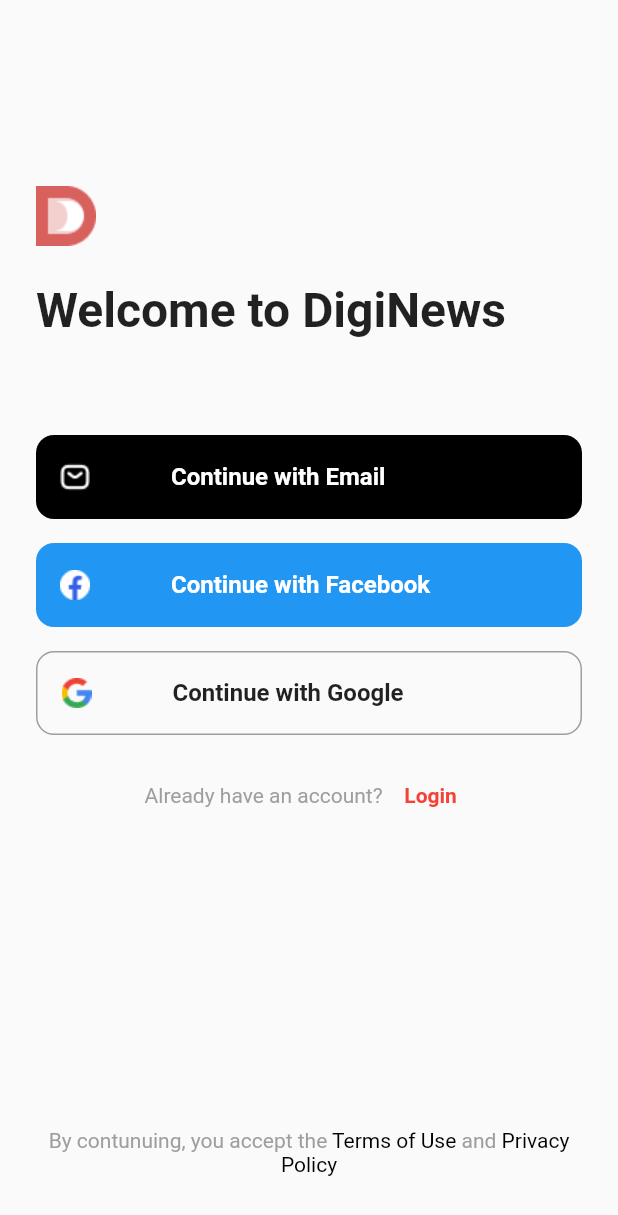
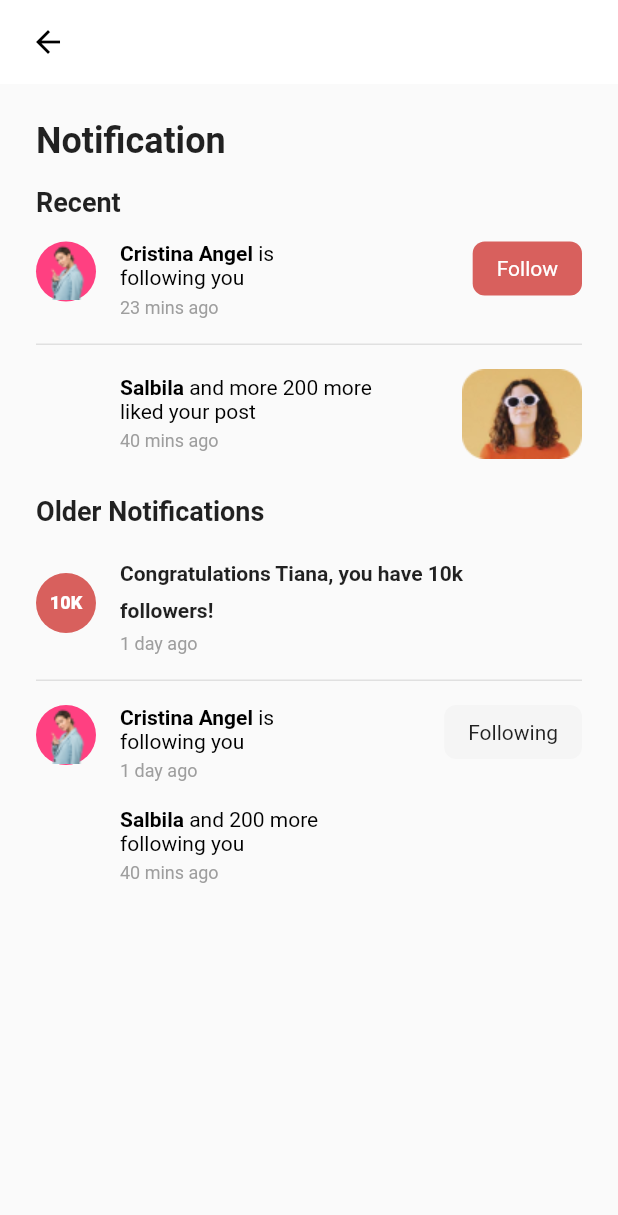
Before and after one commit to ZayniddinMamarasulov/DigiNews, a Flutter app: the screen it shows after launch, on a phone screen of 412 x 824 dp. Shown: the top 1215 px of the screen. Run offline on Flutter 3.47's test engine with Material 2 defaults, Android fonts, the phone set to English and light mode, and no system bars; our stand-ins replace bouncing_widget.

Commit message:
last task is almost completed.

```diff
--- a/lib/colors.dart
+++ b/lib/colors.dart
@@ -5,4 +5,5 @@
   static Color white = const Color(0xFFE5E5E5);
   static Color textColor = const Color(0xFF7A7A7A);
   static Color avatarBg = const Color(0xFFF5F5F5);
+  static Color buttonColor = const Color(0xFFD8605D);
 }
--- a/lib/main.dart
+++ b/lib/main.dart
@@ -2,6 +2,7 @@
 import 'package:news_app/screens/auth_page.dart';
 import 'package:news_app/screens/forgot_password.dart';
 import 'package:news_app/screens/home_page.dart';
+import 'package:news_app/screens/notification_page.dart';
 import 'package:news_app/screens/sign_up.dart';
 import 'package:news_app/screens/login_page.dart';
 void main() {
@@ -15,7 +16,7 @@
   Widget build(BuildContext context) {
     return const MaterialApp(
       title: "News App",
-      home: AuthPage()
+      home: NotificatinPage()
     );
   }
 }
--- a/lib/screens/forgot_password.dart
+++ b/lib/screens/forgot_password.dart
@@ -73,7 +73,7 @@
                             fontSize: 16,
                              fontWeight: FontWeight.w700,
                           ),),
-                          SizedBox(height: 4,),
+                           SizedBox(height: 4,),
                           Text('Send to your email',style: TextStyle(
                             fontSize: 16,
                              fontWeight: FontWeight.w400,
@@ -88,7 +88,7 @@
 
               ),
             ),
-            SizedBox(height: 24,),
+            const SizedBox(height: 24,),
 
             InkWell(
               child: Container(
--- /dev/null
+++ b/lib/screens/main_page.dart
@@ -0,0 +1,17 @@
+import 'package:flutter/material.dart';
+
+
+class MainPage extends StatefulWidget {
+  const MainPage({Key? key}) : super(key: key);
+
+  @override
+  _MainPageState createState() => _MainPageState();
+}
+
+
+class _MainPageState extends State<MainPage> {
+  @override
+  Widget build(BuildContext context) {
+    return Container();
+  }
+}
--- /dev/null
+++ b/lib/screens/notification_page.dart
@@ -0,0 +1,352 @@
+import 'package:flutter/material.dart';
+import 'package:news_app/colors.dart';
+
+
+class NotificatinPage extends StatefulWidget {
+  const NotificatinPage({Key? key}) : super(key: key);
+
+  @override
+  _NotificatinPageState createState() => _NotificatinPageState();
+}
+
+class _NotificatinPageState extends State<NotificatinPage> {
+  @override
+  Widget build(BuildContext context) {
+    return Scaffold(
+      appBar: AppBar(
+        backgroundColor: Colors.white,
+        elevation: 0,
+        leading: Row(
+          children: [
+            const SizedBox(width: 8,),
+            IconButton(
+              icon: const Icon(Icons.arrow_back, color: Colors.black,),
+              onPressed: ()=>{},
+            ),
+          ],
+        ),
+      ),
+      body: SingleChildScrollView(
+        child: Padding(
+          padding: const EdgeInsets.all(24.0),
+          child: Column(
+            crossAxisAlignment: CrossAxisAlignment.start,
+            children: const [
+              Text("Notification", style: TextStyle(
+                fontSize: 24, fontWeight: FontWeight.w700
+              ),),
+              SizedBox(height: 16,),
+              Text("Recent", style: TextStyle(
+                  fontSize: 18, fontWeight: FontWeight.w700
+              ),),
+              SizedBox(height: 16,),
+              FollowingMassage(),
+              SizedBox(height: 16,),
+              Line(),
+              SizedBox(height: 16,),
+              LikedMassage(),
+              SizedBox(height: 24,),
+              Text('Older Notifications', style: TextStyle(
+                fontWeight: FontWeight.w700,
+                fontSize: 18,
+              ),),
+              SizedBox(height: 16,),
+              Congrats(),
+              SizedBox(height: 16,),
+              Line(),
+              SizedBox(height: 16,),
+              FollowedMassage(),
+              SizedBox(height: 16,),
+              FollowingMassages(),
+            ],
+          ),
+        ),
+      ),
+
+    );
+  }
+}
+
+
+class FollowingMassage extends StatelessWidget {
+  const FollowingMassage({Key? key}) : super(key: key);
+
+  @override
+  Widget build(BuildContext context) {
+    String name;
+    int time;
+    name = 'Cristina Angel';
+    time=23;
+
+    return Row(
+      crossAxisAlignment: CrossAxisAlignment.start,
+      children: [
+        CircleAvatar(
+          radius: 20,
+          backgroundColor: Colors.pinkAccent,
+          child: Image.asset('assets/avatar_angela.png'),
+        ),
+        const SizedBox(width: 16,),
+        Column(
+          crossAxisAlignment: CrossAxisAlignment.start,
+          children: [
+            SizedBox( width: 160 ,child: RichText(text: TextSpan(text: name,
+            style: const TextStyle( fontWeight: FontWeight.w700, color: Colors.black, fontSize: 14),
+            children: const <TextSpan>[
+              TextSpan(
+                text: " is following you",
+                style: TextStyle( fontWeight: FontWeight.w400, color: Colors.black, fontSize: 14),
+              )
+            ]
+            ),
+                          )),
+            const SizedBox(height: 4,),
+            Text('${time.toString()} mins ago', style: const TextStyle(
+              color: Colors.grey,
+              fontWeight: FontWeight.w400,
+              fontSize: 12,
+              height: 1.3,
+            ),),
+          ],
+        ),
+        Expanded(child: Container()),
+        InkWell(
+          onTap: ()=>{},
+          child: Container(
+            height: 36,
+            decoration: BoxDecoration(
+              borderRadius: BorderRadius.circular(8.0),
+              color: AppColors.buttonColor,
+            ),
+            child: const Padding(
+              padding: EdgeInsets.symmetric(horizontal: 16.0, vertical: 8.0),
+              child: Center(
+                child: Text("Follow", style: TextStyle( fontSize: 14,
+                    color: Colors.white, ),),
+              ),
+            ),
+          ),
+        )
+      ],
+    );
+  }
+}
+
+
+class LikedMassage extends StatelessWidget {
+  const LikedMassage({Key? key}) : super(key: key);
+
+  @override
+  Widget build(BuildContext context) {
+
+    String name;
+    name='Salbila';
+    int countlike;
+    countlike=200;
+    return Row(
+      children: [
+        Container(
+          width: 40,
+        ),
+        const SizedBox(width: 16,),
+        Column(
+          crossAxisAlignment: CrossAxisAlignment.start,
+          children: [
+            Container( width: 168,
+              child: RichText(text: TextSpan(
+                text: name,
+                style: const TextStyle( fontWeight: FontWeight.w700, color: Colors.black),
+                children: <TextSpan>[
+                 TextSpan(
+                   text: ' and more $countlike more liked your post',
+                   style: const TextStyle( fontWeight: FontWeight.w400, color: Colors.black),)
+                ]
+
+              )),
+            ),
+            const SizedBox(height: 4,),
+            const Text('40 mins ago' , style: TextStyle(
+              color: Colors.grey,
+              fontWeight: FontWeight.w400,
+              fontSize: 12,
+              height: 1.3,
+            ),),
+          ],
+        ),
+         Expanded(child: Container()),
+         Image.asset('assets/image_posted.png')
+
+
+      ],
+    );
+  }
+}
+
+
+
+
+class Congrats extends StatelessWidget {
+  const Congrats({Key? key}) : super(key: key);
+
+  @override
+  Widget build(BuildContext context) {
+    return Row(
+      children: [
+        CircleAvatar(
+          backgroundColor: AppColors.buttonColor,
+          radius: 20,
+          child: const Text('10K', style: TextStyle(
+            fontSize: 12,
+            fontWeight: FontWeight.w900,
+            color: Colors.white,
+          ),),
+        ),
+        const SizedBox(width: 16,),
+        Container( width: 240,
+          child: Column(
+            crossAxisAlignment: CrossAxisAlignment.start,
+            children:  const [
+               Text('Congratulations Tiana, you have 10k followers!', style: TextStyle(
+                fontWeight: FontWeight.w700,
+                fontSize: 14, height: 1.8,
+              ),),
+               SizedBox(height: 4,),
+               Text('1 day ago' , style: TextStyle(
+                color: Colors.grey,
+                fontWeight: FontWeight.w400,
+                fontSize: 12,
+                 height: 1.3,
+              ),),
+            ],
+          ),
+
+        )
+      ],
+    );
+  }
+}
+
+
+
+class Line extends StatelessWidget {
+  const Line({Key? key}) : super(key: key);
+
+  @override
+  Widget build(BuildContext context) {
+    return Container(
+      height: 1,
+      color: Colors.grey.shade300,
+    );
+  }
+}
+
+
+
+class FollowedMassage extends StatelessWidget {
+  const FollowedMassage({Key? key}) : super(key: key);
+
+  @override
+  Widget build(BuildContext context) {
+    String name;
+    int time;
+    name = 'Cristina Angel';
+    time=1;
+
+    return Row(
+      crossAxisAlignment: CrossAxisAlignment.start,
+      children: [
+        CircleAvatar(
+          radius: 20,
+          backgroundColor: Colors.pinkAccent,
+          child: Image.asset('assets/avatar_angela.png'),
+        ),
+        const SizedBox(width: 16,),
+        Column(
+          crossAxisAlignment: CrossAxisAlignment.start,
+          children: [
+            SizedBox( width: 160 ,child: RichText(text: TextSpan(text: name,
+                style: const TextStyle( fontWeight: FontWeight.w700, color: Colors.black, fontSize: 14),
+                children: const <TextSpan>[
+                  TextSpan(
+                    text: " is following you",
+                    style: TextStyle( fontWeight: FontWeight.w400, color: Colors.black, fontSize: 14),
+                  )
+                ]
+            ),
+            )),
+            const SizedBox(height: 4,),
+            Text('${time.toString()} day ago', style: const TextStyle(
+              color: Colors.grey,
+              fontWeight: FontWeight.w400,
+              fontSize: 12,
+              height: 1.3,
+            ),),
+          ],
+        ),
+        Expanded(child: Container()),
+        InkWell(
+          onTap: ()=>{},
+          child: Container(
+            height: 36,
+            decoration: BoxDecoration(
+              borderRadius: BorderRadius.circular(8.0),
+              color: AppColors.avatarBg,
+            ),
+            child: const Padding(
+              padding: EdgeInsets.symmetric(horizontal: 16.0, vertical: 8.0),
+              child: Center(
+                child: Text("Following", style: TextStyle( fontSize: 14,  ),),
+              ),
+            ),
+          ),
+        )
+      ],
+    );
+  }
+}
+
+class FollowingMassages extends StatelessWidget {
+  const FollowingMassages ({Key? key}) : super(key: key);
+
+  @override
+  Widget build(BuildContext context) {
+
+    String name;
+    name='Salbila';
+    int countlike;
+    countlike=200;
+    return Row(
+      children: [
+        Container(
+          width: 40,
+        ),
+        const SizedBox(width: 16,),
+        Column(
+          crossAxisAlignment: CrossAxisAlignment.start,
+          children: [
+            Container( width: 168,
+              child: RichText(text: TextSpan(
+                  text: name,
+                  style: const TextStyle( fontWeight: FontWeight.w700, color: Colors.black),
+                  children: <TextSpan>[
+                    TextSpan(
+                      text: ' and $countlike more following you',
+                      style: const TextStyle( fontWeight: FontWeight.w400, color: Colors.black),)
+                  ]
+
+              )),
+            ),
+            const SizedBox(height: 4,),
+            const Text('40 mins ago' , style: TextStyle(
+              color: Colors.grey,
+              fontWeight: FontWeight.w400,
+              fontSize: 12,
+              height: 1.3,
+            ),),
+          ],
+        ),
+
+      ],
+    );
+  }
+}
```
Also changed, not shown: assets/avatar_angela.png (added), assets/image_posted.png (added).
